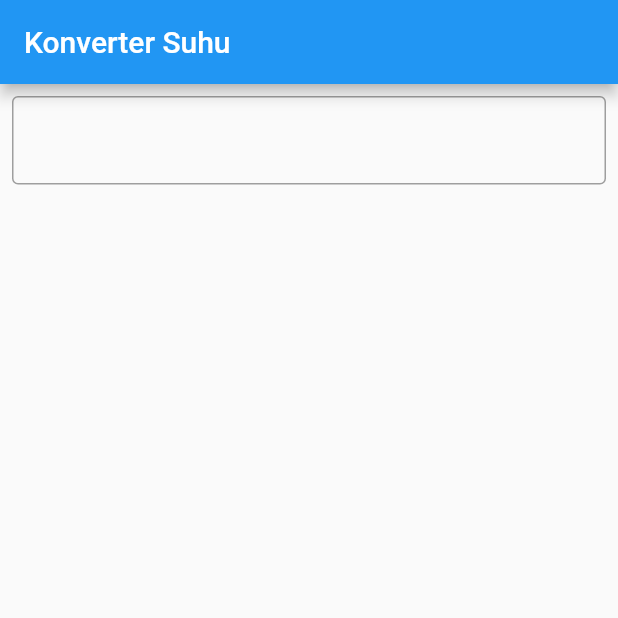
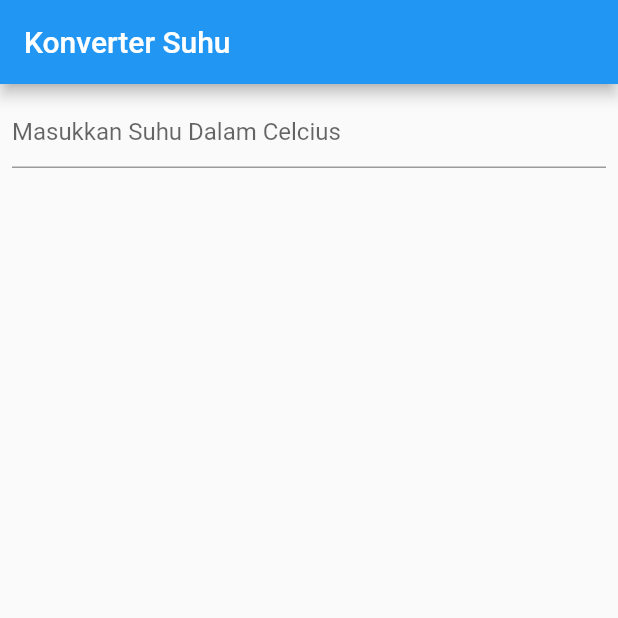
Before and after one commit to chafidhoturrochimah/flutter_aplikasi_statefull_widget, a Flutter app: the screen it shows after launch, on a phone screen of 412 x 824 dp, the top half of it. Run offline on Flutter 3.47's test engine with Material 2 defaults, Android fonts, the phone set to English and light mode, and no system bars.

Commit message:
konversi desain ke widget

```diff
--- a/lib/main.dart
+++ b/lib/main.dart
@@ -1,5 +1,5 @@
 import 'package:flutter/material.dart';
-//import 'package:flutter/services.dart';
+import 'package:flutter/services.dart';
 
 void main() {
   runApp(MyApp());
@@ -21,18 +21,21 @@ class MyApp extends StatelessWidget {
           ),
           body: Container(
             margin: EdgeInsets.all(8),
-          child: TextFormField(
+            child: Column(
+              children: [
+                TextFormField(
+                  keyboardType: TextInputType.number,
+                  inputFormatters: <TextInputFormatter>[
+                    // ignore: deprecated_member_use
+                    WhitelistingTextInputFormatter.digitsOnly
+                  ],//Only numbers can be entered
                   decoration: InputDecoration(
-              enabledBorder: OutlineInputBorder(
-                borderSide: BorderSide(color: Colors.grey),
-              ),
-              focusedBorder: OutlineInputBorder(
-                borderSide: BorderSide(color: Colors.blue),
+                    hintText: 'Masukkan Suhu Dalam Celcius',
                   ),
                 ),
+              ],
             ),
           ),
-    )
-    );
+        ));
   }
 }
```
Lines whose indentation alone changed are shown as unchanged.
